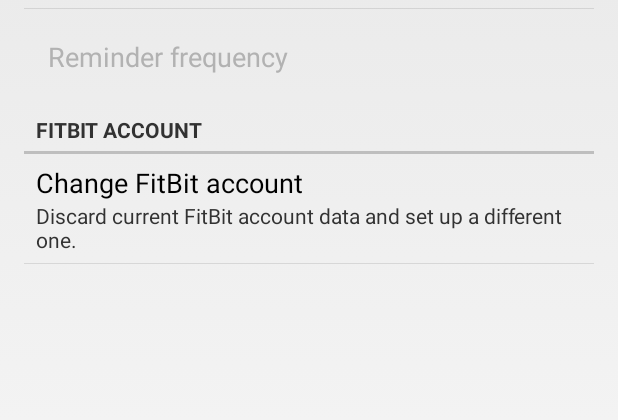
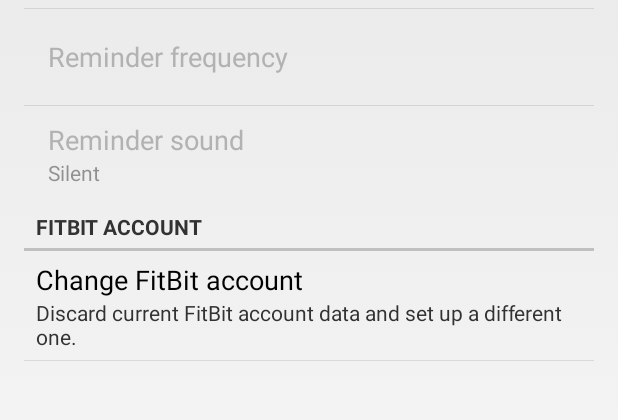
Before and after one commit to aectann/FitWater, an Android app: the SettingsActivity screen opened directly, with no data from a screen before it, on a phone screen of 412 x 824 dp, the part 172-592 px from its top. Run offline under Robolectric (Android 15) with nearby library versions, the phone set to English and light mode, and no system bars.

Commit message:
Moved pref keys to a separate file. Added ringtone preference.

```diff
--- /dev/null
+++ b/app/src/main/res/values/prefs.xml
@@ -0,0 +1,6 @@
+<?xml version="1.0" encoding="utf-8"?>
+<resources>
+    <string name="pref_reminder_state">reminder_state</string>
+    <string name="pref_reminder_frequency">reminder_frequency_auto_summary</string>
+    <string name="pref_reminder_sound">reminder_sound_auto_summary</string>
+</resources>
--- a/app/src/main/res/values/strings.xml
+++ b/app/src/main/res/values/strings.xml
@@ -14,6 +14,7 @@
     <string name="pref_fitbit_title">Change FitBit account</string>
     <string name="pref_fitbit_summary">Discard current FitBit account data and set up a different one.</string>
     <string name="pref_ringtone_silent">Silent</string>
+    <string name="pref_reminder_sound_title">Reminder sound</string>
 
     <string-array name="pref_reminder_frequency_titles">
         <item>1 hour</item>
--- a/app/src/main/res/values/strings_activity_settings.xml
+++ /dev/null
@@ -1,4 +0,0 @@
-<resources>
-
-
-</resources>
--- a/app/src/main/res/xml/pref_general.xml
+++ b/app/src/main/res/xml/pref_general.xml
@@ -3,7 +3,7 @@
 
 
     <CheckBoxPreference
-        android:key="reminder_state"
+        android:key="@string/pref_reminder_state"
         android:title="@string/pref_reminder_state_title"
         android:summary="@string/pref_reminder_state_summary"/>
 
@@ -11,12 +11,15 @@
         android:entries="@array/pref_reminder_frequency_titles"
         android:entryValues="@array/pref_reminder_frequency_values"
         android:title="@string/pref_reminder_frequency_title"
-        android:dependency="reminder_state"
+        android:dependency="@string/pref_reminder_state"
         android:layout="?android:preferenceLayoutChild"
-        android:key="reminder_frequency_auto_summary"
-        android:persistent="true">
+        android:key="@string/pref_reminder_frequency"  />
 
-    </ListPreference>
+    <RingtonePreference android:key="@string/pref_reminder_sound"
+        android:dependency="@string/pref_reminder_state"
+        android:layout="?android:preferenceLayoutChild"
+        android:title="@string/pref_reminder_sound_title"
+        ></RingtonePreference>
 
 
     <PreferenceCategory
```
